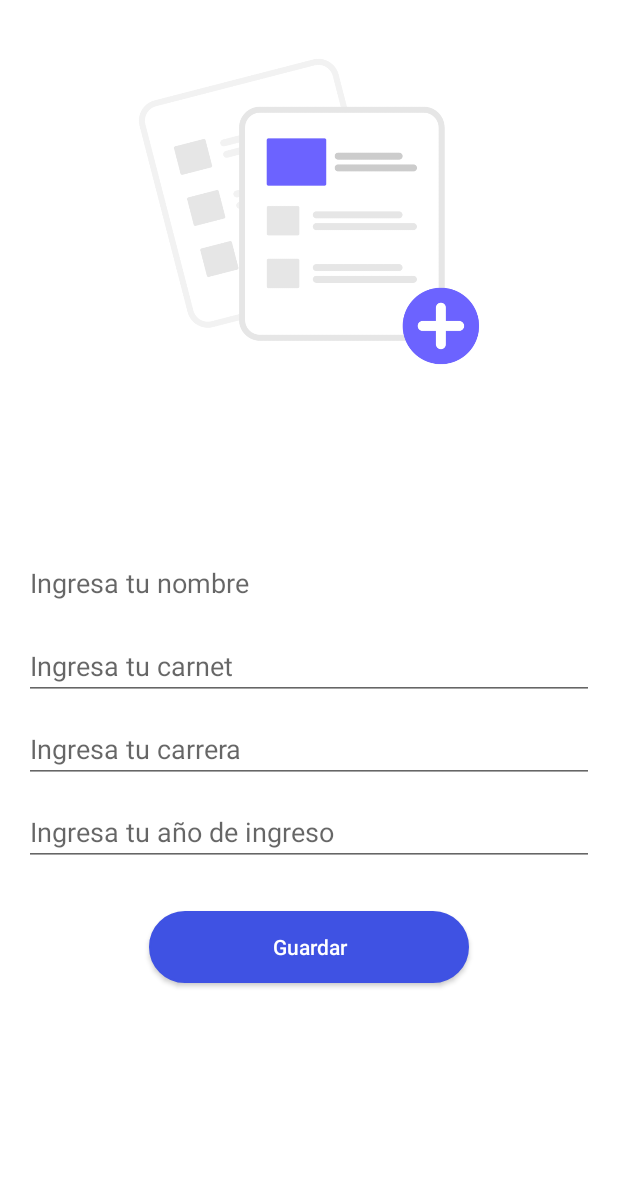
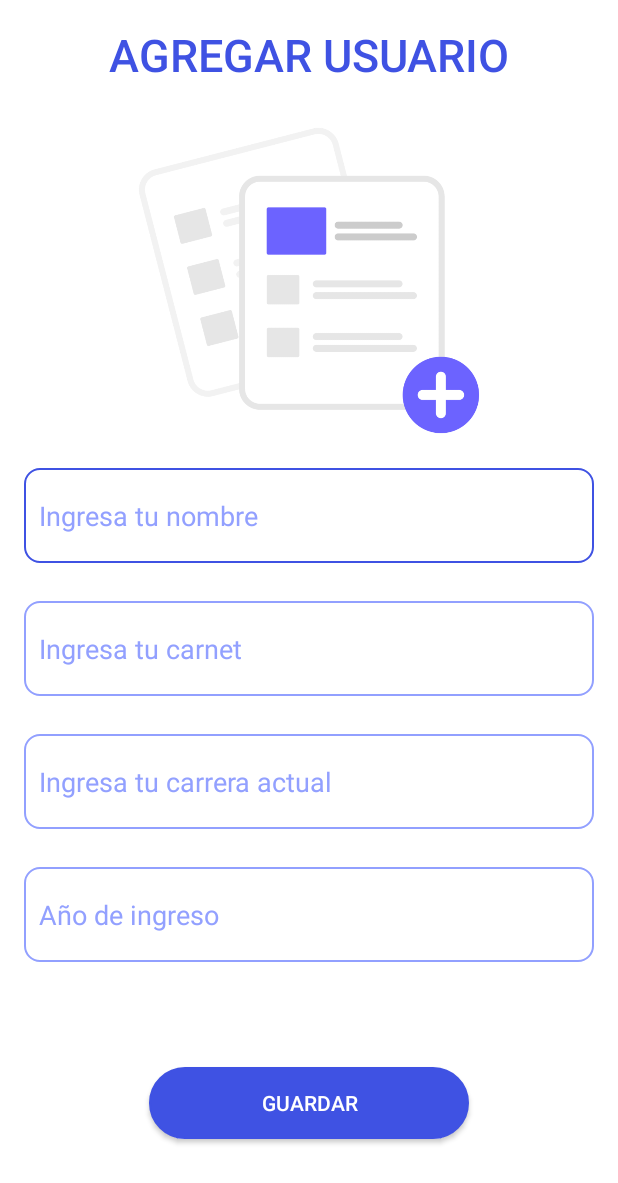
Before and after one commit to diego0043/ipam_final_app, an Android app: the AddStudent screen opened directly, with no data from a screen before it, on a phone screen of 412 x 824 dp. Shown: the top 1183 px of the screen. Run offline under Robolectric (Android 15) with nearby library versions, the phone set to English and light mode, and no system bars.

Commit message:
diseño terminado

```diff
--- a/app/src/main/java/com/example/tareafinal/AddStudent.kt
+++ b/app/src/main/java/com/example/tareafinal/AddStudent.kt
@@ -40,7 +40,7 @@ class AddStudent : AppCompatActivity() {
         if (intent != null && intent.getStringExtra("Mode") == "E"){
             //update data
             isEditMode = true
-            btn_save.text = "Actualizar registro"
+            btn_save.text = "GUARDAR"
             btn_del.visibility = View.VISIBLE
             val student : StudentModel = dbHandler!!.getStudent(intent.getIntExtra("Id", 0))
             et_name.setText(student.name)
@@ -50,7 +50,7 @@ class AddStudent : AppCompatActivity() {
         }else{
             //insert data
             isEditMode = false
-            btn_save.text = "Guardar"
+            btn_save.text = "GUARDAR"
             btn_del.visibility = View.GONE
         }
 
@@ -66,14 +66,18 @@ class AddStudent : AppCompatActivity() {
                 student.year = et_year.text.toString()
 
                 success = dbHandler?.updateStudent(student) as Boolean
+
             }else{
                 //insert
+                if(et_name.toString().isEmpty() || et_license.toString().isEmpty() || et_career.toString().isEmpty() || et_year.toString().isEmpty()){
+                    Toast.makeText(applicationContext, "Debes llenar todos los campos", Toast.LENGTH_SHORT).show()
+                }else{
+
                     student.name = et_name.text.toString()
                     student.license = et_license.text.toString()
                     student.career = et_career.text.toString()
                     student.year = et_year.text.toString()
                     success = dbHandler?.addStudent(student) as Boolean
-            }
 
                     if (success){
                         val i = Intent(applicationContext, MainActivity::class.java)
@@ -82,6 +86,11 @@ class AddStudent : AppCompatActivity() {
                     }else{
                         Toast.makeText(applicationContext, "Algo salio mal!!", Toast.LENGTH_SHORT).show()
                     }
+                }
+
+            }
+
+
         }
 
         btn_del.setOnClickListener {
--- /dev/null
+++ b/app/src/main/res/drawable/custom_input.xml
@@ -0,0 +1,20 @@
+<?xml version="1.0" encoding="utf-8"?>
+<selector xmlns:android="http://schemas.android.com/apk/res/android">
+
+    <item android:state_enabled="true" android:state_focused="true">
+        <shape android:shape="rectangle">
+            <solid android:color="@android:color/white"/>
+            <corners android:radius="10dp" />
+            <stroke android:color="#3F52E3" android:width="1dp"/>
+        </shape>
+    </item>
+
+    <item android:state_enabled="true" >
+        <shape android:shape="rectangle">
+            <solid android:color="@android:color/white"/>
+            <corners android:radius="10dp" />
+            <stroke android:color="#92A0FF" android:width="1dp"/>
+        </shape>
+    </item>
+
+</selector>
--- a/app/src/main/res/layout/activity_add_student.xml
+++ b/app/src/main/res/layout/activity_add_student.xml
@@ -10,61 +10,118 @@
     android:orientation="vertical"
     tools:context=".AddStudent">
 
+    <TextView
+        android:layout_width="match_parent"
+        android:layout_height="wrap_content"
+        android:layout_marginBottom="5dp"
+        android:fontFamily="sans-serif-light"
+        android:gravity="center_horizontal"
+        android:text="AGREGAR USUARIO"
+        android:textColor="#3F52E3"
+        android:textSize="30dp"
+        android:textStyle="bold" />
+
     <ImageView
         android:id="@+id/imageView2"
         android:layout_width="380dp"
         android:layout_height="250dp"
         app:srcCompat="@drawable/img_add" />
 
+
+    <LinearLayout
+        android:layout_width="match_parent"
+        android:layout_height="wrap_content"
+        android:layout_marginBottom="10dp"
+        android:orientation="vertical">
+
         <EditText
             android:id="@+id/et_name"
             android:layout_width="match_parent"
+            android:layout_height="63dp"
+            android:layout_marginBottom="5dp"
+            android:hint="Ingresa tu nombre"
+            android:textColorHint="#92A0FF"
+            android:paddingStart="10dp"
+            android:background="@drawable/custom_input"
+            android:textColor="#3F52E3"
+            tools:ignore="TouchTargetSizeCheck,TouchTargetSizeCheck,SpeakableTextPresentCheck" />
+
+    </LinearLayout>
+
+
+    <LinearLayout
+        android:layout_width="match_parent"
         android:layout_height="wrap_content"
-        android:layout_marginTop="100dp"
-        android:autofillHints="Ingresa tu nombre"
-        android:hint="Ingresa tu nombre"
-        android:textColor="#3F52E3"
-        tools:ignore="TouchTargetSizeCheck,TouchTargetSizeCheck" />
+        android:layout_marginBottom="10dp"
+        android:orientation="vertical">
 
         <EditText
             android:id="@+id/et_license"
             android:layout_width="match_parent"
+            android:layout_height="63dp"
+            android:layout_marginTop="10dp"
+            android:textColorHint="#92A0FF"
+            android:hint="Ingresa tu carnet"
+            android:paddingStart="10dp"
+            android:background="@drawable/custom_input"
+            android:layout_marginBottom="5dp"
+            android:textColor="#3F52E3"
+            tools:ignore="TouchTargetSizeCheck,SpeakableTextPresentCheck" />
+
+    </LinearLayout>
+
+
+    <LinearLayout
+        android:layout_width="match_parent"
         android:layout_height="wrap_content"
-        android:layout_marginTop="10dp"
-        android:autofillHints="Ingresa tu carnet"
-        android:hint="Ingresa tu carnet"
-        android:textColor="#3F52E3"
-        tools:ignore="TouchTargetSizeCheck" />
+        android:layout_marginBottom="10dp"
+        android:orientation="vertical">
 
         <EditText
             android:id="@+id/et_career"
             android:layout_width="match_parent"
+            android:layout_height="63dp"
+            android:layout_marginTop="10dp"
+            android:layout_marginBottom="5dp"
+            android:textColorHint="#92A0FF"
+            android:hint="Ingresa tu carrera actual"
+            android:paddingStart="10dp"
+            android:background="@drawable/custom_input"
+            android:textColor="#3F52E3"
+            tools:ignore="TouchTargetSizeCheck,SpeakableTextPresentCheck" />
+
+    </LinearLayout>
+
+
+    <LinearLayout
+        android:layout_width="match_parent"
         android:layout_height="wrap_content"
-        android:layout_marginTop="10dp"
-        android:autofillHints="Ingresa tu carrera"
-        android:hint="Ingresa tu carrera"
-        android:textColor="#3F52E3"
-        tools:ignore="TouchTargetSizeCheck" />
+        android:layout_marginBottom="10dp"
+        android:orientation="vertical">
 
         <EditText
             android:id="@+id/et_year"
             android:layout_width="match_parent"
-        android:layout_height="wrap_content"
+            android:layout_height="63dp"
+            android:hint="Año de ingreso"
+            android:textColorHint="#92A0FF"
+            android:paddingStart="10dp"
+            android:background="@drawable/custom_input"
             android:layout_marginTop="10dp"
-        android:autofillHints="Ingresa tu año de ingreso"
-        android:hint="Ingresa tu año de ingreso"
             android:textColor="#3F52E3"
-        tools:ignore="TouchTargetSizeCheck" />
+            tools:ignore="TouchTargetSizeCheck,SpeakableTextPresentCheck" />
+
+    </LinearLayout>
 
     <Button
         android:id="@+id/btn_save"
         android:layout_width="213dp"
         android:layout_height="wrap_content"
         android:layout_gravity="center"
-        android:layout_marginTop="30dp"
-        android:layout_marginBottom="10dp"
+        android:layout_marginTop="60dp"
+        android:layout_marginBottom="20dp"
         android:background="@drawable/bordes_redondos"
-        android:text="Guardar"
+        android:text="GUARDAR"
         android:textAllCaps="false"
         android:textColor="#FFFFFF" />
 
@@ -74,9 +131,10 @@
         android:layout_height="wrap_content"
         android:layout_gravity="center"
         android:background="@drawable/btn_secondary"
-        android:text="Eliminar"
+        android:text="ELIMINAR"
         android:textAllCaps="false"
-        android:textColor="#3F52E3" />
+        android:textColor="#3F52E3"
+        tools:ignore="TouchTargetSizeCheck" />
 
 
 </LinearLayout>
```
Also changed, not shown: app/src/main/res/drawable/card.xml (+5 -11 lines), app/src/main/res/layout/activity_main.xml (+49 -5 lines), app/src/main/res/layout/recycler_student_list.xml (+38 -22 lines). Lines whose indentation alone changed are shown as unchanged.
